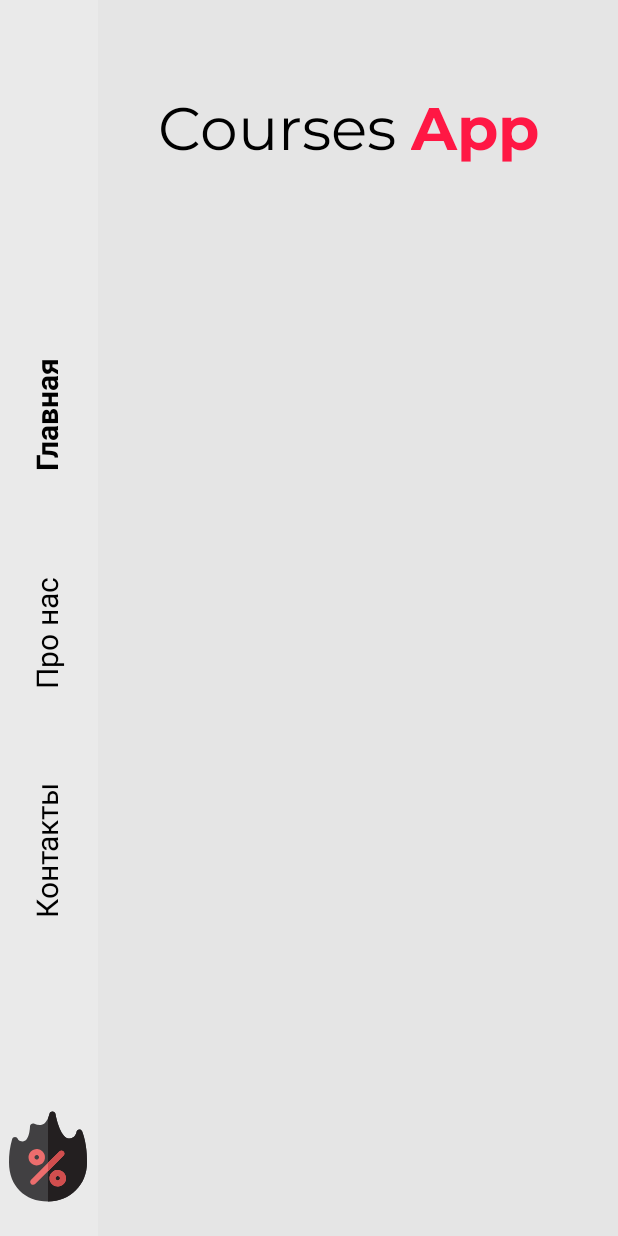
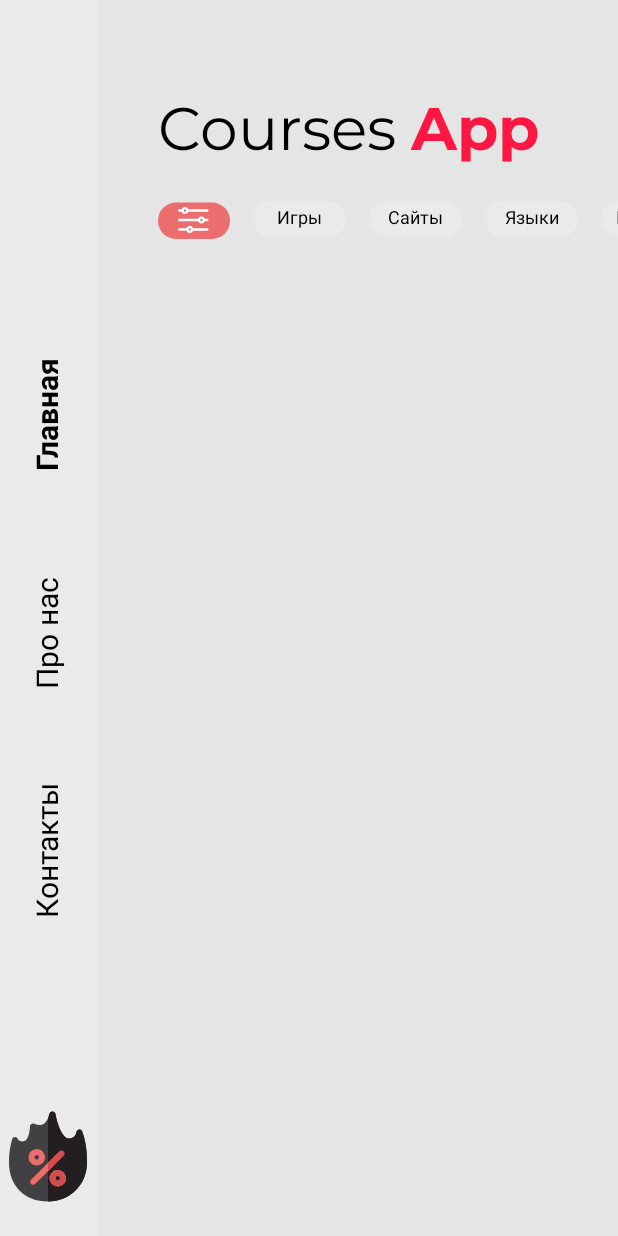
Before and after one commit to SHABAI787/TestProject, an Android app: the screen it shows after launch (MainActivity), on a phone screen of 412 x 824 dp. Run offline under Robolectric (Android 15) with nearby library versions, the phone set to English and light mode, and no system bars.

Commit message:
Добавлено отображение категорий с возможностью прокрутки по горизонтали

```diff
--- a/app/src/main/java/com/example/testusersrdp/MainActivity.java
+++ b/app/src/main/java/com/example/testusersrdp/MainActivity.java
@@ -1,14 +1,41 @@
 package com.example.testusersrdp;
 
 import androidx.appcompat.app.AppCompatActivity;
+import androidx.recyclerview.widget.LinearLayoutManager;
+import androidx.recyclerview.widget.RecyclerView;
 
 import android.os.Bundle;
 
+import com.example.testusersrdp.adapter.CategoryAdapter;
+
+import java.util.ArrayList;
+import java.util.List;
+
+import model.Category;
+
 public class MainActivity extends AppCompatActivity {
 
+    RecyclerView categoryRecycler;
+    CategoryAdapter categoryAdapter;
     @Override
     protected void onCreate(Bundle savedInstanceState) {
         super.onCreate(savedInstanceState);
         setContentView(R.layout.activity_main);
+
+        List<Category> categoryList = new ArrayList<>();
+        categoryList.add(new Category(1, "Игры"));
+        categoryList.add(new Category(2, "Сайты"));
+        categoryList.add(new Category(3, "Языки"));
+        categoryList.add(new Category(4, "Прочее"));
+
+        setCategoruRecycler(categoryList);
+    }
+
+    private void setCategoruRecycler(List<Category> categoryList) {
+        RecyclerView.LayoutManager layoutManager = new LinearLayoutManager(this, RecyclerView.HORIZONTAL, false);
+        categoryRecycler = findViewById(R.id.categoryRecycler);
+        categoryRecycler.setLayoutManager(layoutManager);
+        categoryAdapter = new CategoryAdapter(this, categoryList);
+        categoryRecycler.setAdapter(categoryAdapter);
     }
 }
--- /dev/null
+++ b/app/src/main/java/com/example/testusersrdp/adapter/CategoryAdapter.java
@@ -0,0 +1,53 @@
+package com.example.testusersrdp.adapter;
+
+import android.content.Context;
+import android.view.LayoutInflater;
+import android.view.View;
+import android.view.ViewGroup;
+import android.widget.TextView;
+
+import androidx.annotation.NonNull;
+import androidx.recyclerview.widget.RecyclerView;
+
+import com.example.testusersrdp.R;
+
+import java.util.List;
+
+import model.Category;
+
+public class CategoryAdapter extends RecyclerView.Adapter<CategoryAdapter.CategoryViewHolder> {
+    Context context;
+    List<Category> categories;
+
+    public CategoryAdapter(Context context, List<Category> categories) {
+        this.context = context;
+        this.categories = categories;
+    }
+
+    @NonNull
+    @Override
+    public CategoryViewHolder onCreateViewHolder(@NonNull ViewGroup parent, int viewType) {
+        View categoryItems = LayoutInflater.from(context).inflate(R.layout.category_item, parent, false);
+        return new CategoryViewHolder(categoryItems);
+    }
+
+    @Override
+    public void onBindViewHolder(@NonNull CategoryViewHolder holder, int position) {
+        holder.categoryTitle.setText(categories.get(position).getTitle());
+    }
+
+    @Override
+    public int getItemCount() {
+        return categories.size();
+    }
+
+    public static final  class CategoryViewHolder extends RecyclerView.ViewHolder{
+
+        TextView categoryTitle;
+
+        public CategoryViewHolder(@NonNull View itemView) {
+            super(itemView);
+            categoryTitle = itemView.findViewById(R.id.categoryTitle);
+        }
+    }
+}
--- /dev/null
+++ b/app/src/main/java/model/Category.java
@@ -0,0 +1,27 @@
+package model;
+// Класс модели, здесь описывается каждая отдельная категория в модели
+public class Category {
+    int id;
+    String title;
+
+    public Category(int id, String title) {
+        this.id = id;
+        this.title = title;
+    }
+
+    public int getId() {
+        return id;
+    }
+
+    public void setId(int id) {
+        this.id = id;
+    }
+
+    public String getTitle() {
+        return title;
+    }
+
+    public void setTitle(String title) {
+        this.title = title;
+    }
+}
--- /dev/null
+++ b/app/src/main/res/drawable/ic_category.xml
@@ -0,0 +1,9 @@
+<vector xmlns:android="http://schemas.android.com/apk/res/android"
+    android:width="62dp"
+    android:height="24dp"
+    android:viewportWidth="62"
+    android:viewportHeight="24">
+  <path
+      android:pathData="M12,0L50,0A12,12 0,0 1,62 12L62,12A12,12 0,0 1,50 24L12,24A12,12 0,0 1,0 12L0,12A12,12 0,0 1,12 0z"
+      android:fillColor="#EAEAEA"/>
+</vector>
--- a/app/src/main/res/layout/activity_main.xml
+++ b/app/src/main/res/layout/activity_main.xml
@@ -6,6 +6,18 @@
     android:layout_height="match_parent"
     android:background="@color/mainBgColor"
     tools:context=".MainActivity">
+
+    <ImageView
+        android:id="@+id/imageView2"
+        android:layout_width="wrap_content"
+        android:layout_height="wrap_content"
+        android:layout_marginStart="40dp"
+        android:layout_marginTop="15dp"
+        android:contentDescription="@string/sales_item"
+        app:layout_constraintStart_toEndOf="@+id/constraintLayout"
+        app:layout_constraintTop_toBottomOf="@+id/textView4"
+        app:srcCompat="@drawable/ic_filter"
+        tools:ignore="ImageContrastCheck" />
 
     <androidx.constraintlayout.widget.ConstraintLayout
         android:id="@+id/constraintLayout"
@@ -98,4 +110,14 @@
         app:layout_constraintStart_toEndOf="@+id/textView4"
         app:layout_constraintTop_toTopOf="parent" />
 
+    <androidx.recyclerview.widget.RecyclerView
+        android:id="@+id/categoryRecycler"
+        android:layout_width="0dp"
+        android:layout_height="0dp"
+        android:layout_marginStart="15dp"
+        app:layout_constraintBottom_toBottomOf="@+id/imageView2"
+        app:layout_constraintEnd_toEndOf="parent"
+        app:layout_constraintStart_toEndOf="@+id/imageView2"
+        app:layout_constraintTop_toTopOf="@+id/imageView2" />
+
 </androidx.constraintlayout.widget.ConstraintLayout>
--- /dev/null
+++ b/app/src/main/res/layout/category_item.xml
@@ -0,0 +1,30 @@
+<?xml version="1.0" encoding="utf-8"?>
+<androidx.constraintlayout.widget.ConstraintLayout xmlns:android="http://schemas.android.com/apk/res/android"
+    xmlns:app="http://schemas.android.com/apk/res-auto"
+    xmlns:tools="http://schemas.android.com/tools"
+    android:layout_width="wrap_content"
+    android:layout_marginEnd="15dp"
+    android:layout_height="wrap_content">
+
+    <ImageView
+        android:id="@+id/imageView3"
+        android:layout_width="wrap_content"
+        android:layout_height="wrap_content"
+        app:layout_constraintStart_toStartOf="parent"
+        android:contentDescription="@string/app_name"
+        app:layout_constraintTop_toTopOf="parent"
+        app:srcCompat="@drawable/ic_category" />
+
+    <TextView
+        android:id="@+id/categoryTitle"
+        android:layout_width="wrap_content"
+        android:layout_height="wrap_content"
+        android:fontFamily="@font/montserrat"
+        android:text="Игры"
+        android:textColor="@color/black"
+        android:textSize="12sp"
+        app:layout_constraintBottom_toBottomOf="@+id/imageView3"
+        app:layout_constraintEnd_toEndOf="@+id/imageView3"
+        app:layout_constraintStart_toStartOf="@+id/imageView3"
+        app:layout_constraintTop_toTopOf="@+id/imageView3" />
+</androidx.constraintlayout.widget.ConstraintLayout>
```
